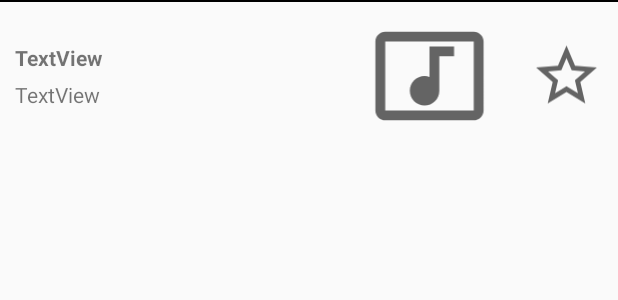
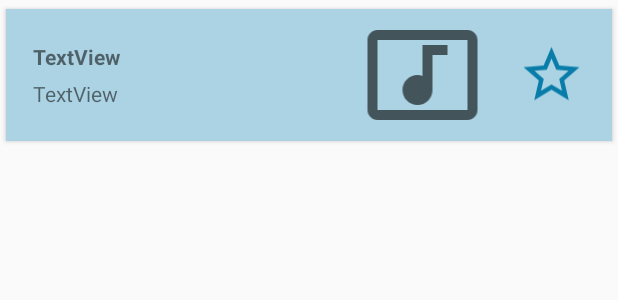
Before and after one commit to AymericLeFeyer/TAC, an Android app: the layout track_item_list.xml on its own in the app's theme, with its tools: preview values and no code run, on a phone screen of 412 x 824 dp. Shown: the top 300 px of the screen. Run offline under Robolectric (Android 15) with nearby library versions, the phone set to English and light mode, and no system bars.

Commit message:
Responsive item layouts, changement du background des items, changement des couleurs, fix Glide

```diff
--- a/Listify/app/src/main/java/fr/leftac/listify/MainActivity.java
+++ b/Listify/app/src/main/java/fr/leftac/listify/MainActivity.java
@@ -25,7 +25,6 @@ public class MainActivity extends AppCompatActivity {
     Realm realm;
     Toolbar toolbar;
 
-    //TODO: use fragments instead of activities
     @Override
     protected void onCreate(Bundle savedInstanceState) {
         super.onCreate(savedInstanceState);
--- a/Listify/app/src/main/java/fr/leftac/listify/view/ArtistFragment.java
+++ b/Listify/app/src/main/java/fr/leftac/listify/view/ArtistFragment.java
@@ -45,10 +45,7 @@ public class ArtistFragment extends Fragment {
         name = view.findViewById(R.id.name);
 
         // Set
-        Log.e("url", artist.getImage());
-        Glide.with(getContext())
-                .load(artist.getImage())
-                .into(image);
+        Glide.with(getContext()).load(artist.getImage()).fitCenter().into(image);
 
         name.setText(artist.getName());
 
--- a/Listify/app/src/main/java/fr/leftac/listify/view/DetailsFragment.java
+++ b/Listify/app/src/main/java/fr/leftac/listify/view/DetailsFragment.java
@@ -81,9 +81,7 @@ public class DetailsFragment extends Fragment {
 
 //        Set
 
-        Glide.with(getContext())
-                .load(track.getAlbum().getImage())
-                .into(image);
+        Glide.with(getContext()).load(track.getAlbum().getImage()).fitCenter().into(image);
 
         name.setText(track.getName());
         artist.setText(track.getArtist().getName());
--- a/Listify/app/src/main/java/fr/leftac/listify/view/SearchFragment.java
+++ b/Listify/app/src/main/java/fr/leftac/listify/view/SearchFragment.java
@@ -123,9 +123,7 @@ public class SearchFragment extends Fragment {
 
 //        Set
 
-        Glide.with(getContext())
-                .load(track.getAlbum().getImage())
-                .into(image);
+        Glide.with(getContext()).load(track.getAlbum().getImage()).fitCenter().into(image);
 
         name.setText(track.getName());
         artist.setText(track.getArtist().getName());
--- /dev/null
+++ b/Listify/app/src/main/res/drawable/button.xml
@@ -0,0 +1,5 @@
+<?xml version="1.0" encoding="utf-8"?>
+<ripple xmlns:android="http://schemas.android.com/apk/res/android"
+    android:color="?attr/colorControlHighlight">
+    <item android:drawable="@drawable/button_shape" />
+</ripple>
--- /dev/null
+++ b/Listify/app/src/main/res/drawable/button_shape.xml
@@ -0,0 +1,16 @@
+<?xml version="1.0" encoding="utf-8"?>
+<inset xmlns:android="http://schemas.android.com/apk/res/android"
+    android:insetLeft="4dp"
+    android:insetTop="6dp"
+    android:insetRight="4dp"
+    android:insetBottom="6dp">
+    <shape android:shape="rectangle"
+        android:tint="@color/itemBackground">
+        <corners android:radius="?attr/cornerRadius" />
+        <solid android:color="@android:color/white" />
+        <padding android:left="8dp"
+            android:top="4dp"
+            android:right="8dp"
+            android:bottom="4dp" />
+    </shape>
+</inset>
--- a/Listify/app/src/main/res/drawable/ic_baseline_star_24.xml
+++ b/Listify/app/src/main/res/drawable/ic_baseline_star_24.xml
@@ -3,7 +3,7 @@
     android:height="24dp"
     android:viewportWidth="24"
     android:viewportHeight="24"
-    android:tint="?attr/colorControlNormal">
+    android:tint="@color/colorPrimary">
   <path
       android:fillColor="@android:color/white"
       android:pathData="M12,17.27L18.18,21l-1.64,-7.03L22,9.24l-7.19,-0.61L12,2 9.19,8.63 2,9.24l5.46,4.73L5.82,21z"/>
--- a/Listify/app/src/main/res/drawable/ic_baseline_star_border_24.xml
+++ b/Listify/app/src/main/res/drawable/ic_baseline_star_border_24.xml
@@ -3,7 +3,7 @@
     android:height="24dp"
     android:viewportWidth="24"
     android:viewportHeight="24"
-    android:tint="?attr/colorControlNormal">
+    android:tint="@color/colorPrimary">
   <path
       android:fillColor="@android:color/white"
       android:pathData="M22,9.24l-7.19,-0.62L12,2 9.19,8.63 2,9.24l5.46,4.73L5.82,21 12,17.27 18.18,21l-1.63,-7.03L22,9.24zM12,15.4l-3.76,2.27 1,-4.28 -3.32,-2.88 4.38,-0.38L12,6.1l1.71,4.04 4.38,0.38 -3.32,2.88 1,4.28L12,15.4z"/>
--- a/Listify/app/src/main/res/drawable/ic_grid.xml
+++ b/Listify/app/src/main/res/drawable/ic_grid.xml
@@ -3,7 +3,7 @@
     android:height="24dp"
     android:viewportWidth="24"
     android:viewportHeight="24"
-    android:tint="?attr/colorControlNormal">
+    android:tint="@android:color/white">
   <path
       android:fillColor="@android:color/white"
       android:pathData="M20,2L4,2c-1.1,0 -2,0.9 -2,2v16c0,1.1 0.9,2 2,2h16c1.1,0 2,-0.9 2,-2L22,4c0,-1.1 -0.9,-2 -2,-2zM8,20L4,20v-4h4v4zM8,14L4,14v-4h4v4zM8,8L4,8L4,4h4v4zM14,20h-4v-4h4v4zM14,14h-4v-4h4v4zM14,8h-4L10,4h4v4zM20,20h-4v-4h4v4zM20,14h-4v-4h4v4zM20,8h-4L16,4h4v4z"/>
--- a/Listify/app/src/main/res/drawable/ic_list.xml
+++ b/Listify/app/src/main/res/drawable/ic_list.xml
@@ -3,7 +3,7 @@
     android:height="24dp"
     android:viewportWidth="24"
     android:viewportHeight="24"
-    android:tint="?attr/colorControlNormal">
+    android:tint="@android:color/white">
   <path
       android:fillColor="@android:color/white"
       android:pathData="M3,13h2v-2L3,11v2zM3,17h2v-2L3,15v2zM3,9h2L5,7L3,7v2zM7,13h14v-2L7,11v2zM7,17h14v-2L7,15v2zM7,7v2h14L21,7L7,7z"/>
--- a/Listify/app/src/main/res/layout/track_item_list.xml
+++ b/Listify/app/src/main/res/layout/track_item_list.xml
@@ -3,31 +3,21 @@
     xmlns:app="http://schemas.android.com/apk/res-auto"
     android:id="@+id/layout"
     android:layout_width="match_parent"
-    android:layout_height="wrap_content">
+    android:layout_height="wrap_content"
+    android:minHeight="100dip"
+    style="@style/ButtonStyle">
 
     <LinearLayout
-        android:id="@+id/linearLayout3"
         android:layout_width="match_parent"
-        android:layout_height="100dp"
-        android:orientation="vertical"
+        android:layout_height="0dp"
+        android:orientation="horizontal"
         app:layout_constraintBottom_toBottomOf="parent"
         app:layout_constraintEnd_toEndOf="parent"
         app:layout_constraintStart_toStartOf="parent"
         app:layout_constraintTop_toTopOf="parent">
 
-        <View
-            android:id="@+id/div"
-            android:layout_width="match_parent"
-            android:layout_height="1dp"
-            android:background="@android:color/black" />
-
         <LinearLayout
-            android:layout_width="match_parent"
-            android:layout_height="match_parent"
-            android:orientation="horizontal">
-
-            <LinearLayout
-                android:id="@+id/view"
+            android:id="@+id/LinearLayout"
             android:layout_width="match_parent"
             android:layout_height="match_parent"
             android:layout_weight="1"
@@ -46,16 +36,14 @@
                     android:layout_width="wrap_content"
                     android:layout_height="match_parent"
                     android:layout_marginBottom="5dp"
-                        android:layout_weight="1"
-                        android:text="TextView"
+                    android:text="@string/textview"
                     android:textStyle="bold" />
 
                 <TextView
                     android:id="@+id/artist"
                     android:layout_width="wrap_content"
-                        android:layout_height="wrap_content"
-                        android:layout_weight="1"
-                        android:text="TextView" />
+                    android:layout_height="match_parent"
+                    android:text="@string/textview" />
 
             </LinearLayout>
 
@@ -63,8 +51,8 @@
                 android:id="@+id/album"
                 android:layout_width="match_parent"
                 android:layout_height="match_parent"
-                    android:layout_margin="10dp"
                 android:layout_weight="2"
+                android:contentDescription="@string/albumImage"
                 app:srcCompat="@drawable/ic_baseline_music_video_24" />
 
         </LinearLayout>
@@ -76,12 +64,11 @@
             android:layout_gravity="center"
             android:layout_weight="5"
             android:background="@null"
+            android:contentDescription="@string/favButton"
             android:padding="10dp"
             android:scaleType="fitCenter"
             app:srcCompat="@drawable/ic_baseline_star_border_24" />
 
     </LinearLayout>
 
-    </LinearLayout>
-
 </androidx.constraintlayout.widget.ConstraintLayout>
--- a/Listify/app/src/main/res/values/colors.xml
+++ b/Listify/app/src/main/res/values/colors.xml
@@ -4,4 +4,5 @@
     <color name="colorPrimaryDark">#1D425C</color>
     <color name="colorAccent">#074680</color>
     <color name="toolbarIconColor">#FFFFFF</color>
+    <color name="itemBackground">#ABD3E3</color>
 </resources>
--- a/Listify/app/src/main/res/values/strings.xml
+++ b/Listify/app/src/main/res/values/strings.xml
@@ -6,5 +6,8 @@
     <string name="duration">Durée</string>
     <string name="popularity">Popularité</string>
     <string name="search_button">Rechercher</string>
-    <string name="logo">logo</string>
+    <string name="logo">Logo Listify</string>
+    <string name="textview">TextView</string>
+    <string name="albumImage">Image de l\'album</string>
+    <string name="favButton">Bouton favoris</string>
 </resources>
--- a/Listify/app/src/main/res/values/styles.xml
+++ b/Listify/app/src/main/res/values/styles.xml
@@ -1,10 +1,11 @@
 <resources>
     <!-- Base application theme. -->
     <style name="AppTheme" parent="Theme.AppCompat.Light.NoActionBar">
-        <!-- Customize your theme here. -->
         <item name="colorPrimary">@color/colorPrimary</item>
         <item name="colorPrimaryDark">@color/colorPrimaryDark</item>
         <item name="colorAccent">@color/colorAccent</item>
     </style>
-
+    <style name="ButtonStyle" parent="Widget.AppCompat.Button">
+        <item name="android:background">@drawable/button</item>
+    </style>
 </resources>
--- a/Listify/build.gradle
+++ b/Listify/build.gradle
@@ -6,7 +6,7 @@ buildscript {
     }
     dependencies {
         classpath 'com.android.tools.build:gradle:4.0.2'
-        classpath "io.realm:realm-gradle-plugin:10.0.1"
+        classpath "io.realm:realm-gradle-plugin:10.2.0"
 
         // NOTE: Do not place your application dependencies here; they belong
         // in the individual module build.gradle files
```
Also changed, not shown: Listify/app/src/main/java/fr/leftac/listify/controller/Controller.java (+4 -8 lines), Listify/app/src/main/java/fr/leftac/listify/controller/CustomAppGlideModule.java (added, +8 -0 lines), Listify/app/src/main/java/fr/leftac/listify/model/adapter/TrackAdapter.java (+4 -7 lines), Listify/app/src/main/java/fr/leftac/listify/view/HomeFragment.java (+3 -17 lines), Listify/app/src/main/res/layout/track_item_grid.xml (+14 -16 lines). Lines whose indentation alone changed are shown as unchanged.
